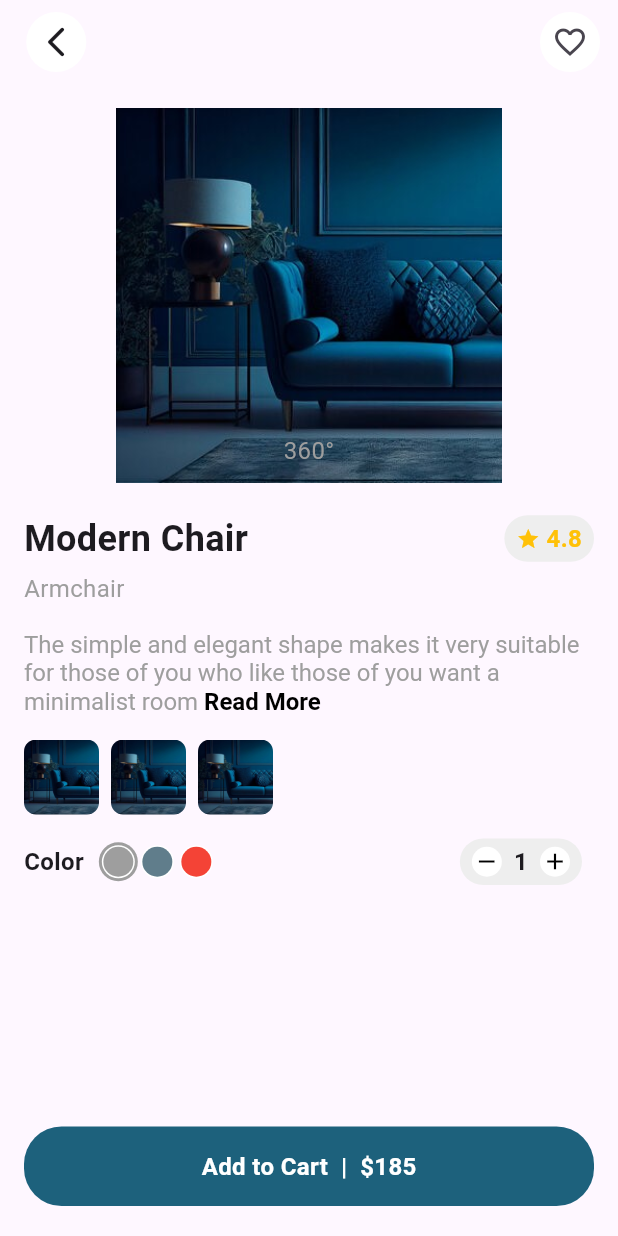
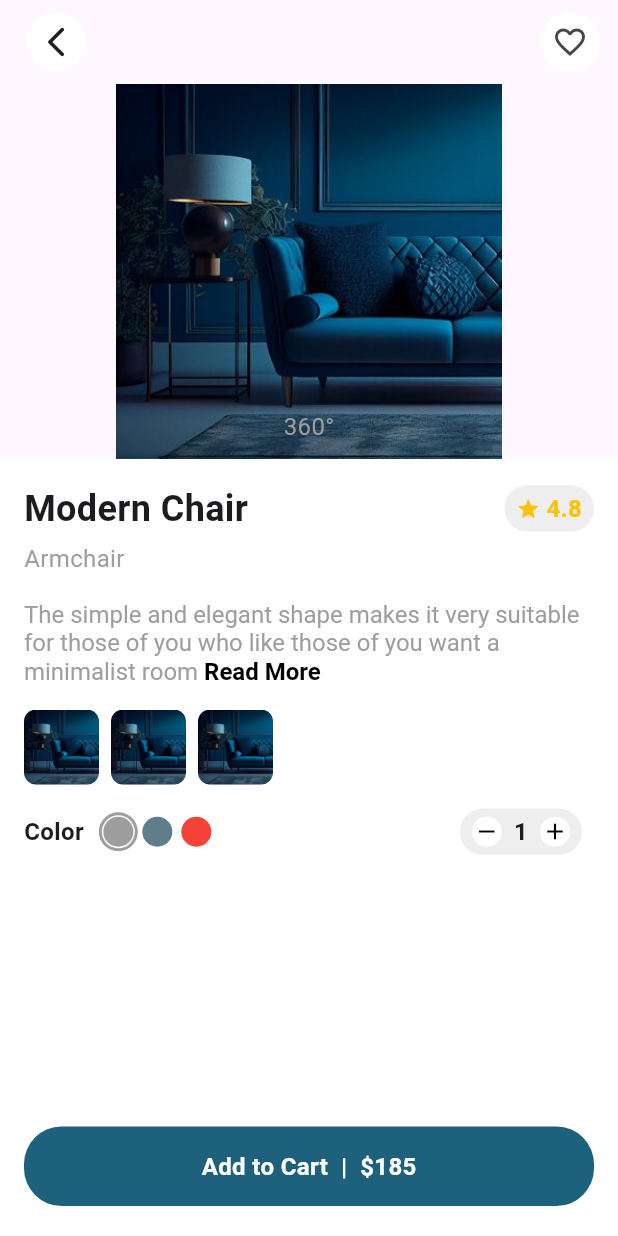
Before and after one commit to Huseinaz/furniture-app, a Flutter app: the DetailPage screen opened directly, on a phone screen of 412 x 824 dp. Run offline on Flutter 3.47's test engine with Material 3 defaults, Android fonts, the phone set to English and light mode, and no system bars.

Commit message:
Edit styling

```diff
--- a/lib/pages/detail_page.dart
+++ b/lib/pages/detail_page.dart
@@ -78,11 +78,9 @@ class _DetailPageState extends State<DetailPage> {
       ),
       body: Column(
         children: [
-          Expanded(
-            child: ListView(
-              padding: const EdgeInsets.all(16),
-              children: [
-                Center(
+          Container(
+            color: Colors.transparent, // Keeps the image background as is
+            child: Center(
               child: Stack(
                 alignment: Alignment.center,
                 children: [
@@ -104,7 +102,14 @@ class _DetailPageState extends State<DetailPage> {
                 ],
               ),
             ),
-                const SizedBox(height: 20),
+          ),
+          Expanded(
+            child: Container(
+              color:
+                  Colors.white, // White background for the rest of the content
+              padding: const EdgeInsets.all(16),
+              child: ListView(
+                children: [
                   Row(
                     children: [
                       const Text(
@@ -293,12 +298,16 @@ class _DetailPageState extends State<DetailPage> {
                 ],
               ),
             ),
-          const SizedBox(height: 10),
-          Align(
+          ),
+          Container(
+            color: Colors.white,
+            padding: const EdgeInsets.fromLTRB(0, 12, 0, 0),
+            child: Align(
               alignment: Alignment.bottomCenter,
               child: MyButton(
                 onTap: () {},
                 buttonText: 'Add to Cart  |  \$185',
+              ),
             ),
           ),
         ],
```
Lines whose indentation alone changed are shown as unchanged.
